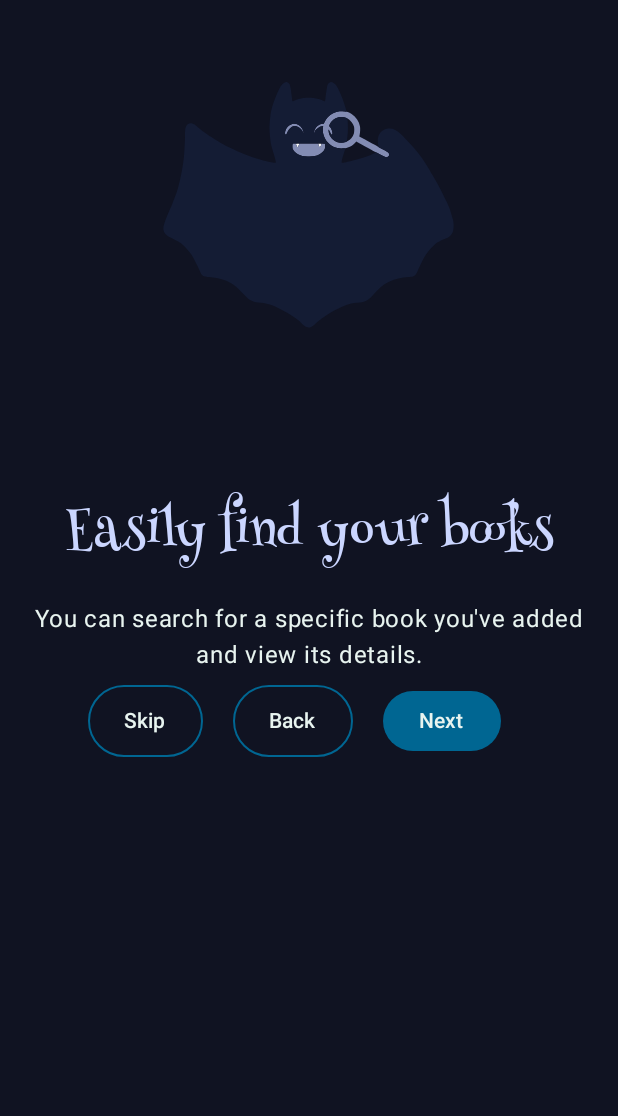
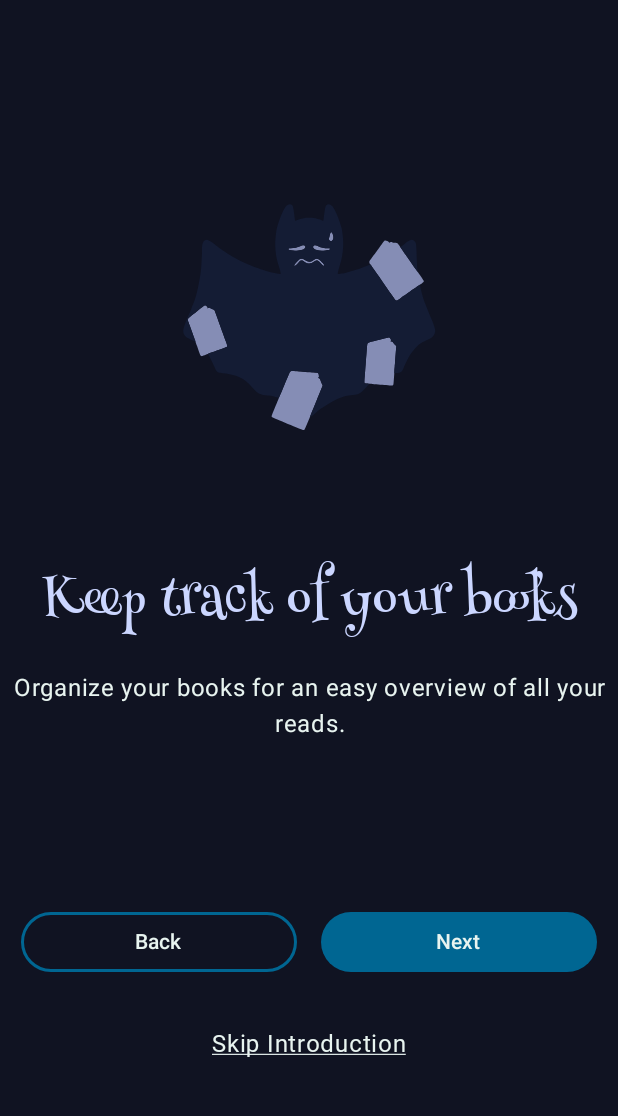
Before and after one commit to michi-992/CCL3_Mobile_Applications, an Android app built with Jetpack Compose: the OnboardingScreen screen opened through its navigation route, after a tap on "Next", on a phone screen of 412 x 824 dp, the part 90-1206 px from its top. Run offline under Robolectric (Android 15) with nearby library versions, the phone set to English and light mode, and no system bars; our stand-ins replace Room's generated code; Roboto replaces fonts that are not available here; 1 statement that could not run was skipped; 1 other tap on this screen came first.

```diff
--- a/app/src/main/java/com/cc221043/ccl3_mobileapplications/ui/view/MainComposeViews.kt
+++ b/app/src/main/java/com/cc221043/ccl3_mobileapplications/ui/view/MainComposeViews.kt
@@ -70,6 +70,7 @@ import androidx.compose.material3.TextFieldDefaults
 import androidx.compose.runtime.DisposableEffect
 import androidx.compose.ui.draw.shadow
 import androidx.compose.ui.text.style.TextAlign
+import androidx.compose.ui.text.style.TextDecoration
 import androidx.compose.ui.unit.sp
 import com.cc221043.ccl3_mobileapplications.ui.view_model.OnboardingViewModel
 import kotlinx.coroutines.delay
@@ -504,210 +505,96 @@ fun OnboardingScreen(onboardingViewModel: OnboardingViewModel, navController: Na
         disabledContainerColor = Colors.Blue0,
     )
 
+    Column {
+        var tabIndex by remember { mutableIntStateOf(0) }
         val pagerState = rememberPagerState { 5 }
-    var index by remember {
-        mutableIntStateOf(0)
+
+        // navigates to next page after delay
+        LaunchedEffect(tabIndex) {
+            if(tabIndex == 0) {
+                delay(2000)
+                tabIndex++
+            }
+            pagerState.animateScrollToPage(tabIndex)
+            println(tabIndex)
         }
 
-    // scrolls to the next page
-    LaunchedEffect(index) {
-        pagerState.animateScrollToPage(index)
+        // handles page change
+        LaunchedEffect(pagerState.currentPage) {
+            if(pagerState.currentPage == 0) {
+                delay(2000)
+                tabIndex++
             }
-    // updates page index
-    LaunchedEffect(
-        pagerState.currentPage
-    ) {
-        index = pagerState.currentPage
+            tabIndex = pagerState.currentPage
+            println(tabIndex)
         }
 
-    // navigates through the screens
+        // navigates between onboarding pages
         HorizontalPager(
-        state = pagerState
-    ) {
-        Column(
+            state = pagerState,
             modifier = Modifier
-                .fillMaxSize()
-                .padding(16.dp)
-        ) {
+                .fillMaxWidth()
+                .weight(1f)
+        ) { index ->
             when (index) {
-                // displays loading screen for 2 seconds
                 0 -> {
                     LoadingScreen()
+                }
+                1 -> {
+                    FirstOnboardingScreen()
                     LaunchedEffect(Unit) {
-                        delay(2000)
-                        index++
                     }
                 }
-                // pages 1, 2, 3 and 4 have an image, a title and a brief description
-                1 -> {
-                    Image(
-                        painter = painterResource(id = R.drawable.barry_happy),
-                        contentDescription = null,
-                        modifier = Modifier
-                            .fillMaxWidth()
-                            .height(300.dp)
-                    )
-                    Text("Hello! I'm Barry the BiblioBat.",
-                        style = MaterialTheme.typography.titleMedium,
-                        textAlign = TextAlign.Center,
-                        modifier = Modifier
-                            .padding(vertical = 8.dp)
-                            .fillMaxWidth()
-                    )
-                    Text("I'll help you keep track of all your reads.",
-                        style = MaterialTheme.typography.bodyLarge.copy(color = Colors.OffWhite),
-                        textAlign = TextAlign.Center,
-                        modifier = Modifier
-                            .padding(vertical = 8.dp)
-                            .fillMaxWidth()
-                    )
-
-                }
                 2 -> {
-                    Image(
-                        painter = painterResource(id = R.drawable.onboarding_one),
-                        contentDescription = null,
-                        modifier = Modifier
-                            .fillMaxWidth()
-                            .height(300.dp)
-                    )
-                    Text("Easily find your books",
-                        style = MaterialTheme.typography.titleMedium,
-                        textAlign = TextAlign.Center,
-                        modifier = Modifier
-                            .padding(vertical = 8.dp)
-                            .fillMaxWidth()
-                    )
-                    Text("You can search for a specific book you've added and view its details.",
-                        style = MaterialTheme.typography.bodyLarge.copy(color = Colors.OffWhite),
-                        textAlign = TextAlign.Center,
-                        modifier = Modifier
-                            .padding(vertical = 8.dp)
-                            .fillMaxWidth()
-                    )
-
+                    SecondOnboardingScreen()
                 }
                 3 -> {
-                    Image(
-                        painter = painterResource(id = R.drawable.onboarding_two),
-                        contentDescription = null,
-                        modifier = Modifier
-                            .fillMaxWidth()
-                            .height(300.dp)
-                    )
-                    Text("Keep track of your books",
-                        style = MaterialTheme.typography.titleMedium,
-                        textAlign = TextAlign.Center,
-                        modifier = Modifier
-                            .padding(vertical = 8.dp)
-                            .fillMaxWidth()
-                    )
-                    Text("Organize your books for an easy overview of all your reads.",
-                        style = MaterialTheme.typography.bodyLarge.copy(color = Colors.OffWhite),
-                        textAlign = TextAlign.Center,
-                        modifier = Modifier
-                            .padding(vertical = 8.dp)
-                            .fillMaxWidth()
-                    )
+                    ThirdOnboardingScreen()
                 }
                 4 -> {
-                    Image(
-                        painter = painterResource(id = R.drawable.onboarding_three),
-                        contentDescription = null,
-                        modifier = Modifier
-                            .fillMaxWidth()
-                            .height(300.dp)
-                    )
-                    Text("Track your status & rate your reads",
-                        style = MaterialTheme.typography.titleMedium,
-                        textAlign = TextAlign.Center,
-                        modifier = Modifier
-                            .padding(vertical = 8.dp)
-                            .fillMaxWidth()
-                    )
-                    Text("Update your reading status and rate your book to keep up with your reading journey!",
-                        style = MaterialTheme.typography.bodyLarge.copy(color = Colors.OffWhite),
-                        textAlign = TextAlign.Center,
-                        modifier = Modifier
-                            .padding(vertical = 8.dp)
-                            .fillMaxWidth()
-                    )
-
+                    FourthOnboardingScreen()
+                }
             }
         }
 
-            // buttons for navigation
-            Row(
-                modifier = Modifier
-                    .fillMaxWidth()
-                    .padding(horizontal = 16.dp),
-                horizontalArrangement = Arrangement.Center
+        // buttons for navigating
+        Column(
+            modifier = Modifier.fillMaxWidth().height(160.dp).padding(horizontal = 14.dp),
+            horizontalAlignment = Alignment.CenterHorizontally
         ) {
-                // skips the onboarding
-                // only displayed on pages 1, 2, and 3
-                if (index != 0 && index != 4) {
+            Row (
+                modifier = Modifier.fillMaxWidth(),
+                horizontalArrangement = Arrangement.spacedBy(16.dp)
+            ){
+                // back button
+                if (tabIndex != 0 && tabIndex != 1) {
                     Button(onClick = {
-                        onboardingViewModel.completeOnboarding()
-                        navController.navigate(Screen.Home.route)
+                        tabIndex--
                     },
+                        border = BorderStroke(2.dp, Colors.PrimaryBlueDark),
                         colors = buttonColorsSecondary,
-                        modifier = Modifier
-                            .border(
-                                width = 1.dp,
-                                color = Colors.PrimaryBlueDark,
-                                shape = CircleShape
-                            )
-                    ) {
-                        Text("Skip")
-                    }
-                }
-
-                Spacer(
-                    Modifier.padding(10.dp)
-                )
-
-                // goes back to previous page
-                // not on pages 0 and 1
-                if (index != 0 && index != 1) {
-                    Button(onClick = {
-                        index--
-                    },
-                        colors = buttonColorsSecondary,
-                        modifier = Modifier
-                            .border(
-                                width = 1.dp,
-                                color = Colors.PrimaryBlueDark,
-                                shape = CircleShape
-                            )
+                        modifier = Modifier.weight(1f)
                     )  {
                         Text("Back")
                     }
                 }
-
-                Spacer(
-                    Modifier.padding(10.dp)
-                )
-
-                // goes to next page
-                // only for pages 1, 2, and 3
-                if (index != 0 && index != 4) {
-                    Button(onClick = {
-                        index++
+                // next button
+                if (tabIndex != 0 && tabIndex != 4) {
+                    Button(
+                        modifier = Modifier.weight(1f),
+                        onClick = {
+                            tabIndex++
                         },
                         colors = buttonColors
                     ) {
-                        Text("Next")
+                        Text(text = if(tabIndex == 1) "Let's go" else "Next")
                     }
                 }
-
-                Spacer(
-                    Modifier.padding(10.dp)
-                )
-
-                // finishes the onboarding
-                // only on page 4
-                if (index == 4) {
-                    Button(onClick = {
+                // finish button
+                if (tabIndex == 4) {
+                    Button(
+                        modifier = Modifier.weight(1f),
+                        onClick = {
                             onboardingViewModel.completeOnboarding()
                             navController.navigate(Screen.Home.route)
                         },
@@ -716,7 +603,149 @@ fun OnboardingScreen(onboardingViewModel: OnboardingViewModel, navController: Na
                         Text("Finish")
                     }
                 }
+
+            }
+
+            Spacer(
+                Modifier.padding(10.dp)
+            )
+
+            //skip button
+            if (tabIndex != 0 && tabIndex != 4) {
+                Button(
+                    onClick = {
+                        onboardingViewModel.completeOnboarding()
+                        navController.navigate(Screen.Home.route)
+                    },
+                    colors = ButtonDefaults.buttonColors(
+                        contentColor = Colors.OffWhite,
+                        containerColor = Color.Transparent,
+                        disabledContentColor = Colors.OffWhite,
+                        disabledContainerColor = Color.Transparent,
+                    )
+                ) {
+                    Text("Skip Introduction", style = MaterialTheme.typography.bodySmall, textDecoration = TextDecoration.Underline)
                 }
             }
         }
     }
+}
+
+// onboarding screens with respective contents
+@Composable
+fun FirstOnboardingScreen() {
+    Column {
+        Image(
+            painter = painterResource(id = R.drawable.barry_happy),
+            contentDescription = null,
+            modifier = Modifier
+                .fillMaxWidth()
+                .height(260.dp)
+        )
+        Text(
+            "Hello! I'm Barry the BiblioBat.",
+            style = MaterialTheme.typography.titleMedium,
+            textAlign = TextAlign.Center,
+            modifier = Modifier
+                .padding(vertical = 8.dp)
+                .fillMaxWidth()
+        )
+        Text(
+            "I'll help you keep track of all your reads.",
+            style = MaterialTheme.typography.bodyLarge.copy(color = Colors.OffWhite),
+            textAlign = TextAlign.Center,
+            modifier = Modifier
+                .padding(vertical = 8.dp)
+                .fillMaxWidth()
+        )
+    }
+
+}
+
+@Composable
+fun SecondOnboardingScreen() {
+    Column {
+        Image(
+            painter = painterResource(id = R.drawable.onboarding_one),
+            contentDescription = null,
+            modifier = Modifier
+                .fillMaxWidth()
+                .height(260.dp)
+        )
+        Text(
+            "Easily find your books",
+            style = MaterialTheme.typography.titleMedium,
+            textAlign = TextAlign.Center,
+            modifier = Modifier
+                .padding(vertical = 8.dp)
+                .fillMaxWidth()
+        )
+        Text(
+            "You can search for a specific book you've added and view its details.",
+            style = MaterialTheme.typography.bodyLarge.copy(color = Colors.OffWhite),
+            textAlign = TextAlign.Center,
+            modifier = Modifier
+                .padding(vertical = 8.dp)
+                .fillMaxWidth()
+        )
+    }
+
+}
+
+@Composable
+fun ThirdOnboardingScreen() {
+    Column {
+        Image(
+            painter = painterResource(id = R.drawable.onboarding_two),
+            contentDescription = null,
+            modifier = Modifier
+                .fillMaxWidth()
+                .height(260.dp)
+        )
+        Text(
+            "Keep track of your books",
+            style = MaterialTheme.typography.titleMedium,
+            textAlign = TextAlign.Center,
+            modifier = Modifier
+                .padding(vertical = 8.dp)
+                .fillMaxWidth()
+        )
+        Text(
+            "Organize your books for an easy overview of all your reads.",
+            style = MaterialTheme.typography.bodyLarge.copy(color = Colors.OffWhite),
+            textAlign = TextAlign.Center,
+            modifier = Modifier
+                .padding(vertical = 8.dp)
+                .fillMaxWidth()
+        )
+    }
+}
+
+@Composable
+fun FourthOnboardingScreen() {
+    Column {
+        Image(
+            painter = painterResource(id = R.drawable.onboarding_three),
+            contentDescription = null,
+            modifier = Modifier
+                .fillMaxWidth()
+                .height(260.dp)
+        )
+        Text(
+            "Track your status & rate your reads",
+            style = MaterialTheme.typography.titleMedium,
+            textAlign = TextAlign.Center,
+            modifier = Modifier
+                .padding(vertical = 8.dp)
+                .fillMaxWidth()
+        )
+        Text(
+            "Update your reading status and rate your book to keep up with your reading journey!",
+            style = MaterialTheme.typography.bodyLarge.copy(color = Colors.OffWhite),
+            textAlign = TextAlign.Center,
+            modifier = Modifier
+                .padding(vertical = 8.dp)
+                .fillMaxWidth()
+        )
+    }
+}
```
Lines whose indentation alone changed are shown as unchanged.
